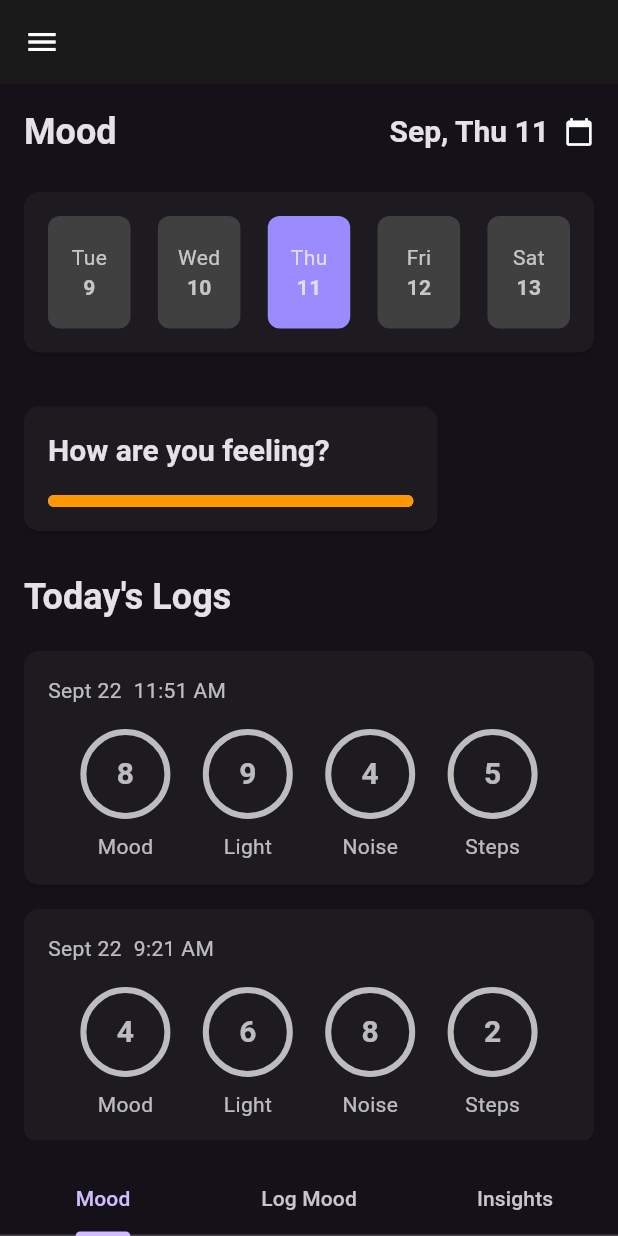
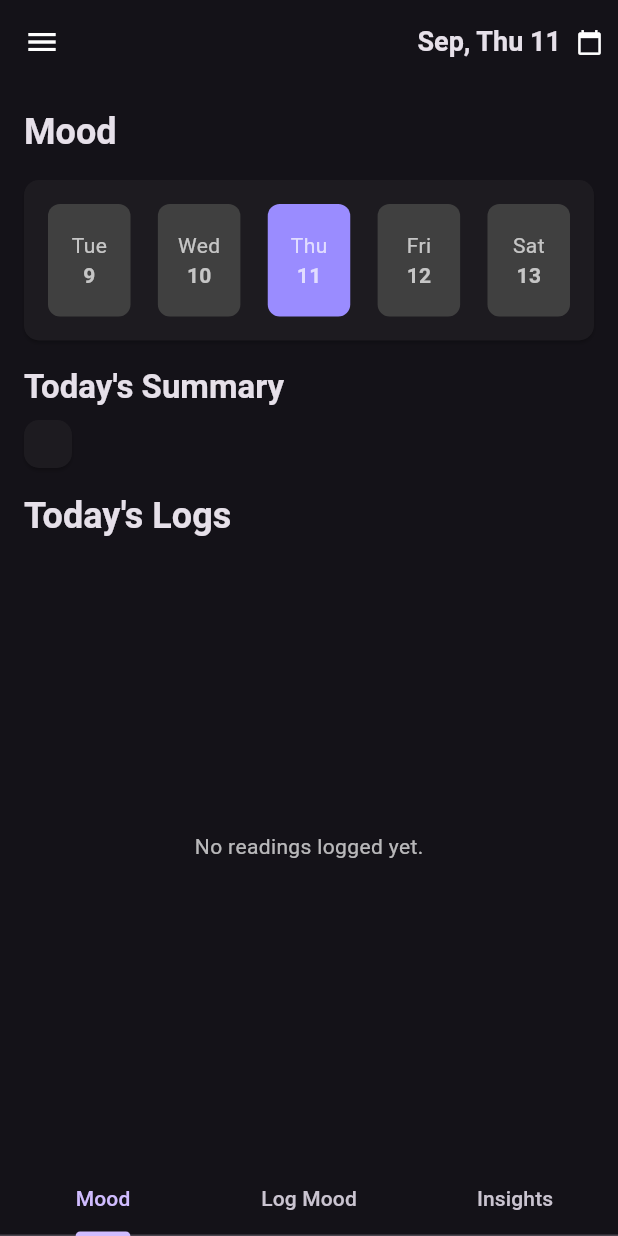
Before and after one commit to bhavya-l/MoodTracker, a Flutter app: the screen it shows after launch, after a tap on the "menu" icon, on a phone screen of 412 x 824 dp. Run offline on Flutter 3.47's test engine with Material 3 defaults, Android fonts, the phone set to English and light mode, and no system bars; our stand-ins replace sqflite; accounts and stored records are empty.

```diff
--- a/lib/core/home_screen.dart
+++ b/lib/core/home_screen.dart
@@ -2,6 +2,7 @@ import 'package:flutter/material.dart';
 import 'package:moodtracker/features/landing/mood_screen.dart';
 import 'package:moodtracker/features/insights/insights_screen.dart';
 import 'package:moodtracker/features/create/log_mood_screen.dart';
+import 'package:intl/intl.dart';
 
 class HomePage extends StatefulWidget {
   const HomePage({super.key, this.title});
@@ -28,9 +29,28 @@ class MyHomePageState extends State<HomePage>
 
   @override
   Widget build(BuildContext context) {
+    final now = DateTime.now();
+    final formatter = DateFormat("MMM, EEE d");
+    final formattedDate = formatter.format(now);
     return Scaffold(
       appBar: AppBar(
         leading: IconButton(icon: const Icon(Icons.menu), onPressed: () {}),
+        actions: [
+          Row(
+            children: [
+              Text(
+                formattedDate,
+                style: Theme.of(context).textTheme.headlineSmall?.copyWith(
+                  fontWeight: FontWeight.w600,
+                  fontSize: 18,
+                ),
+              ),
+              SizedBox(width: 10),
+              Icon(Icons.calendar_today, size: 18),
+              SizedBox(width: 10),
+            ],
+          ),
+        ],
       ),
       body: TabBarView(
         controller: controller,
--- a/lib/core/themes.dart
+++ b/lib/core/themes.dart
@@ -7,7 +7,6 @@ final ThemeData darkTheme = ThemeData(
   cardColor: const Color(0xff262626),
   // AppBar
   appBarTheme: const AppBarTheme(
-    backgroundColor: Color(0xff1A1A1A),
     elevation: 0,
     titleTextStyle: TextStyle(
       color: Colors.white,
--- a/lib/db/database_helper.dart
+++ b/lib/db/database_helper.dart
@@ -30,9 +30,21 @@ class DatabaseHelper {
       CREATE TABLE reading (
         id INTEGER PRIMARY KEY,
         timestamp TEXT,
-        mood_score INTEGER
+        mood_score INTEGER,
+        context_light INTEGER,
+        context_noise INTEGER,
+        context_activity INTEGER
       )
     ''');
+  }
+
+  Future<void> deleteDatabaseFile() async {
+    final dbPath = await getDatabasesPath();
+    final path = join(
+      dbPath,
+      'moodtracker_database.db',
+    ); // replace with your db filename
+    await deleteDatabase(path);
   }
 
   Future<int> insertReading(Reading reading) async {
--- a/lib/features/landing/mood_screen.dart
+++ b/lib/features/landing/mood_screen.dart
@@ -1,12 +1,9 @@
 import 'package:flutter/material.dart';
-import 'package:intl/intl.dart';
+import 'package:moodtracker/db/database_helper.dart';
 
 class MoodScreen extends StatelessWidget {
   @override
   Widget build(BuildContext context) {
-    final now = DateTime.now();
-    final formatter = DateFormat("MMM, EEE d");
-    final formattedDate = formatter.format(now);
     return Scaffold(
       body: SafeArea(
         child: Padding(
@@ -24,24 +21,10 @@ class MoodScreen extends StatelessWidget {
                       fontWeight: FontWeight.w600,
                     ),
                   ),
-                  Row(
-                    children: [
-                      Text(
-                        formattedDate,
-                        style: Theme.of(context).textTheme.headlineSmall
-                            ?.copyWith(
-                              fontWeight: FontWeight.w600,
-                              fontSize: 20,
-                            ),
-                      ),
-                      SizedBox(width: 10),
-                      Icon(Icons.calendar_today, size: 20),
-                    ],
-                  ),
                 ],
               ),
 
-              const SizedBox(height: 16),
+              const SizedBox(height: 8),
 
               // Week navigation cards
               Card(
@@ -54,46 +37,24 @@ class MoodScreen extends StatelessWidget {
                 ),
               ),
 
-              const SizedBox(height: 20),
+              const SizedBox(height: 8),
 
+              Text(
+                "Today's Summary",
+                style: Theme.of(context).textTheme.headlineSmall?.copyWith(
+                  fontWeight: FontWeight.w600,
+                  fontSize: 22,
+                ),
+              ),
               // How are you feeling card
               Card(
                 child: Padding(
                   padding: const EdgeInsets.all(16.0),
-                  child: Column(
-                    crossAxisAlignment: CrossAxisAlignment.start,
-                    children: [
-                      Text(
-                        "How are you feeling?",
-                        style: Theme.of(context).textTheme.headlineSmall
-                            ?.copyWith(
-                              fontWeight: FontWeight.w600,
-                              fontSize: 20,
-                            ),
-                      ),
-                      const SizedBox(height: 16),
-                      Container(
-                        height: 8,
-                        decoration: BoxDecoration(
-                          borderRadius: BorderRadius.circular(4),
-                          color: Colors.grey[300],
-                        ),
-                        child: FractionallySizedBox(
-                          widthFactor: 0.7,
-                          child: Container(
-                            decoration: BoxDecoration(
-                              borderRadius: BorderRadius.circular(4),
-                              color: Colors.orange,
-                            ),
-                          ),
-                        ),
-                      ),
-                    ],
-                  ),
+                  child: Column(),
                 ),
               ),
 
-              const SizedBox(height: 20),
+              const SizedBox(height: 8),
 
               // Today's logs
               Text(
@@ -102,13 +63,42 @@ class MoodScreen extends StatelessWidget {
                   fontWeight: FontWeight.w600,
                 ),
               ),
-              const SizedBox(height: 12),
+              const SizedBox(height: 8),
 
               Expanded(
-                child: ListView(
-                  children: [
-                    // First log entry
-                    Card(
+                child: FutureBuilder<List<Map<String, dynamic>>>(
+                  future: _fetchReadings(), // fetch from DB
+                  builder: (context, snapshot) {
+                    if (snapshot.connectionState == ConnectionState.waiting) {
+                      return const Center(child: CircularProgressIndicator());
+                    }
+                    if (snapshot.hasError) {
+                      return Center(child: Text("Error: ${snapshot.error}"));
+                    }
+                    if (!snapshot.hasData || snapshot.data!.isEmpty) {
+                      return const Center(
+                        child: Text("No readings logged yet."),
+                      );
+                    }
+
+                    final readings = snapshot.data!;
+
+                    return ListView.builder(
+                      itemCount: readings.length,
+                      itemBuilder: (context, index) {
+                        final reading = readings[index];
+
+                        final timestamp = DateTime.tryParse(
+                          reading['timestamp'],
+                        );
+                        final date = timestamp != null
+                            ? "${timestamp.month}/${timestamp.day}"
+                            : "Unknown Date";
+                        final time = timestamp != null
+                            ? "${timestamp.hour}:${timestamp.minute.toString().padLeft(2, '0')}"
+                            : "Unknown Time";
+
+                        return Card(
                           child: Padding(
                             padding: const EdgeInsets.all(16.0),
                             child: Column(
@@ -116,55 +106,44 @@ class MoodScreen extends StatelessWidget {
                               children: [
                                 Row(
                                   children: [
-                                Text("Sept 22"),
+                                    Text(date),
                                     const SizedBox(width: 8),
-                                Text("11:51 AM"),
+                                    Text(time),
                                   ],
                                 ),
                                 const SizedBox(height: 16),
                                 Row(
-                              mainAxisAlignment: MainAxisAlignment.spaceEvenly,
+                                  mainAxisAlignment:
+                                      MainAxisAlignment.spaceEvenly,
                                   children: [
-                                _buildLogItem("Mood", "8"),
-                                _buildLogItem("Light", "9"),
-                                _buildLogItem("Noise", "4"),
-                                _buildLogItem("Steps", "5"),
+                                    _buildLogItem(
+                                      "Mood",
+                                      reading['mood_score'].toString(),
+                                    ),
+                                    _buildLogItem(
+                                      "Light",
+                                      reading['context_light']?.toString() ??
+                                          "-",
+                                    ),
+                                    _buildLogItem(
+                                      "Noise",
+                                      reading['context_noise']?.toString() ??
+                                          "-",
+                                    ),
+                                    _buildLogItem(
+                                      "Steps",
+                                      reading['context_activity']?.toString() ??
+                                          "-",
+                                    ),
                                   ],
                                 ),
                               ],
                             ),
                           ),
-                    ),
-
-                    // Second log entry
-                    Card(
-                      child: Padding(
-                        padding: const EdgeInsets.all(16.0),
-                        child: Column(
-                          crossAxisAlignment: CrossAxisAlignment.start,
-                          children: [
-                            Row(
-                              children: [
-                                Text("Sept 22"),
-                                const SizedBox(width: 8),
-                                Text("9:21 AM"),
-                              ],
-                            ),
-                            const SizedBox(height: 16),
-                            Row(
-                              mainAxisAlignment: MainAxisAlignment.spaceEvenly,
-                              children: [
-                                _buildLogItem("Mood", "4"),
-                                _buildLogItem("Light", "6"),
-                                _buildLogItem("Noise", "8"),
-                                _buildLogItem("Steps", "2"),
-                              ],
-                            ),
-                          ],
-                        ),
-                      ),
-                    ),
-                  ],
+                        );
+                      },
+                    );
+                  },
                 ),
               ),
             ],
@@ -241,3 +220,7 @@ class MoodScreen extends StatelessWidget {
     );
   }
 }
+
+Future<List<Map<String, dynamic>>> _fetchReadings() async {
+  return DatabaseHelper.instance.getReading();
+}
--- a/lib/models/context.dart
+++ /dev/null
@@ -1,35 +0,0 @@
-class ContextReadings {
-  final int? id;
-  final String context_light;
-  final String context_noise;
-  final String context_activity;
-  final int context_mood_score;
-
-  ContextReadings({
-    this.id,
-    required this.context_light,
-    required this.context_noise,
-    required this.context_activity,
-    required this.context_mood_score,
-  });
-
-  Map<String, dynamic> toMap() {
-    return {
-      'id': id,
-      'context_light': context_light,
-      'context_noise': context_noise,
-      'context_activity': context_activity,
-      'context_mood_score': context_mood_score,
-    };
-  }
-
-  factory ContextReadings.fromMap(Map<String, dynamic> map) {
-    return ContextReadings(
-      id: map['id'],
-      context_light: map['context_light'],
-      context_noise: map['context_noise'],
-      context_activity: map['context_activity'],
-      context_mood_score: map['context_mood_score'],
-    );
-  }
-}
```
Also changed, not shown: lib/features/create/log_mood_screen.dart (+23 -1 lines), lib/models/reading.dart (+22 -2 lines). Lines whose indentation alone changed are shown as unchanged.
